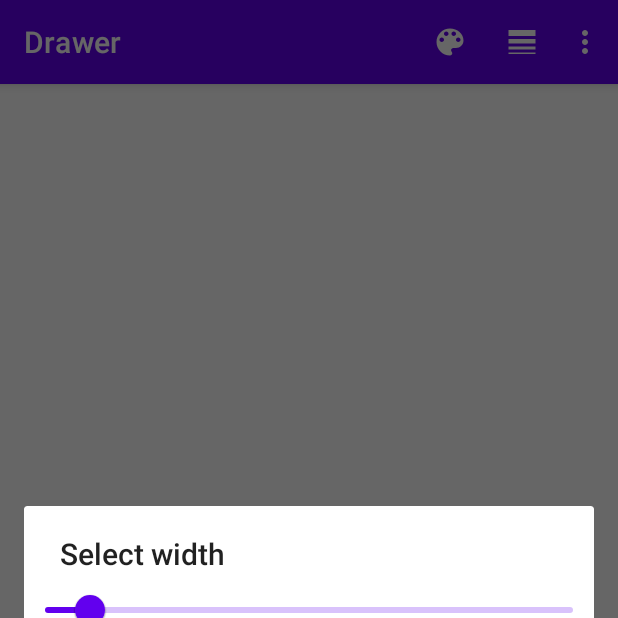
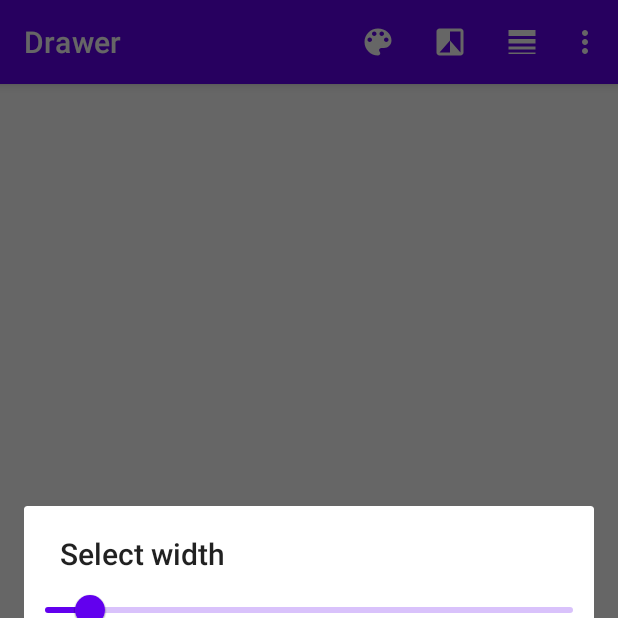
Before and after one commit to ivolochneva/drawer, an Android app: the screen it shows after launch (MainActivity), after a tap on "Select width", on a phone screen of 412 x 824 dp, the top half of it. Run offline under Robolectric (Android 15) with nearby library versions, the phone set to English and light mode, and no system bars; libraries missing offline, so code that uses them is left out: com.rarepebble.colorpicker.

Commit message:
Select background color.

```diff
--- a/app/src/main/java/irina/drawer/DrawerView.java
+++ b/app/src/main/java/irina/drawer/DrawerView.java
@@ -5,6 +5,7 @@ import android.content.res.TypedArray;
 import android.graphics.Canvas;
 import android.graphics.Color;
 import android.graphics.Paint;
+import android.graphics.drawable.ColorDrawable;
 import android.util.AttributeSet;
 import android.view.View;
 
@@ -85,6 +86,10 @@ public class DrawerView extends View {
         return color;
     }
 
+    public int getBackgroundColor() {
+        return ((ColorDrawable)getBackground()).getColor();
+    }
+
 //    /**
 //     * Sets the view"s color attribute value. In the view,
 //     * this color is the font color.
--- /dev/null
+++ b/app/src/main/res/drawable/ic_baseline_filter_b_and_w_24.xml
@@ -0,0 +1,5 @@
+<vector android:height="24dp" android:tint="#FFFFFF"
+    android:viewportHeight="24" android:viewportWidth="24"
+    android:width="24dp" xmlns:android="http://schemas.android.com/apk/res/android">
+    <path android:fillColor="@android:color/white" android:pathData="M19,3L5,3c-1.1,0 -2,0.9 -2,2v14c0,1.1 0.9,2 2,2h14c1.1,0 2,-0.9 2,-2L21,5c0,-1.1 -0.9,-2 -2,-2zM19,19l-7,-8v8L5,19l7,-8L12,5h7v14z"/>
+</vector>
--- a/app/src/main/res/menu/main_menu.xml
+++ b/app/src/main/res/menu/main_menu.xml
@@ -6,14 +6,19 @@
         android:id="@+id/select_color_menu"
         android:icon="@drawable/ic_baseline_color_lens_24"
         android:title="Select color"
-        app:showAsAction="ifRoom|withText" />
+        app:showAsAction="always" />
 
+    <item
+        android:id="@+id/select_background_menu"
+        android:icon="@drawable/ic_baseline_filter_b_and_w_24"
+        android:title="Select background"
+        app:showAsAction="always" />
     <item
         android:id="@+id/select_width_menu"
         android:icon="@drawable/ic_baseline_line_weight_24"
         android:title="Select width"
-        app:showAsAction="ifRoom|withText" />
-    <group android:checkableBehavior="single" >
+        app:showAsAction="always" />
+    <group android:checkableBehavior="single">
         <item
             android:id="@+id/instrument_brush_menu"
             android:checked="true"
```
Also changed, not shown: app/src/main/java/irina/drawer/MainActivity.java (+15 -0 lines).
